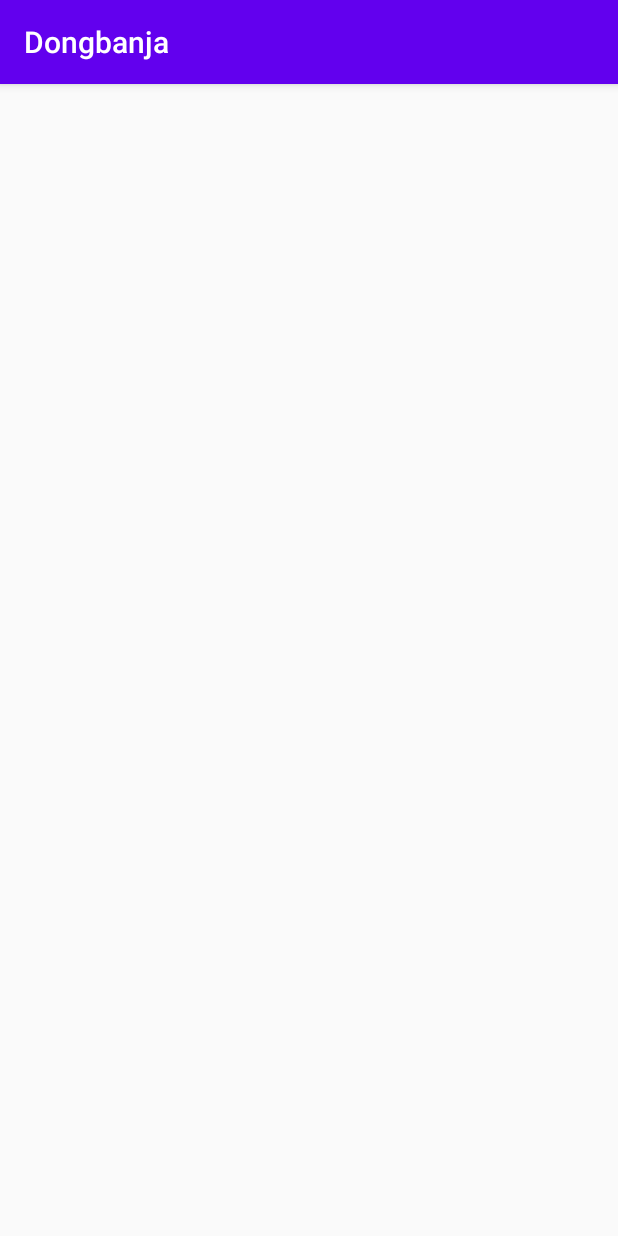
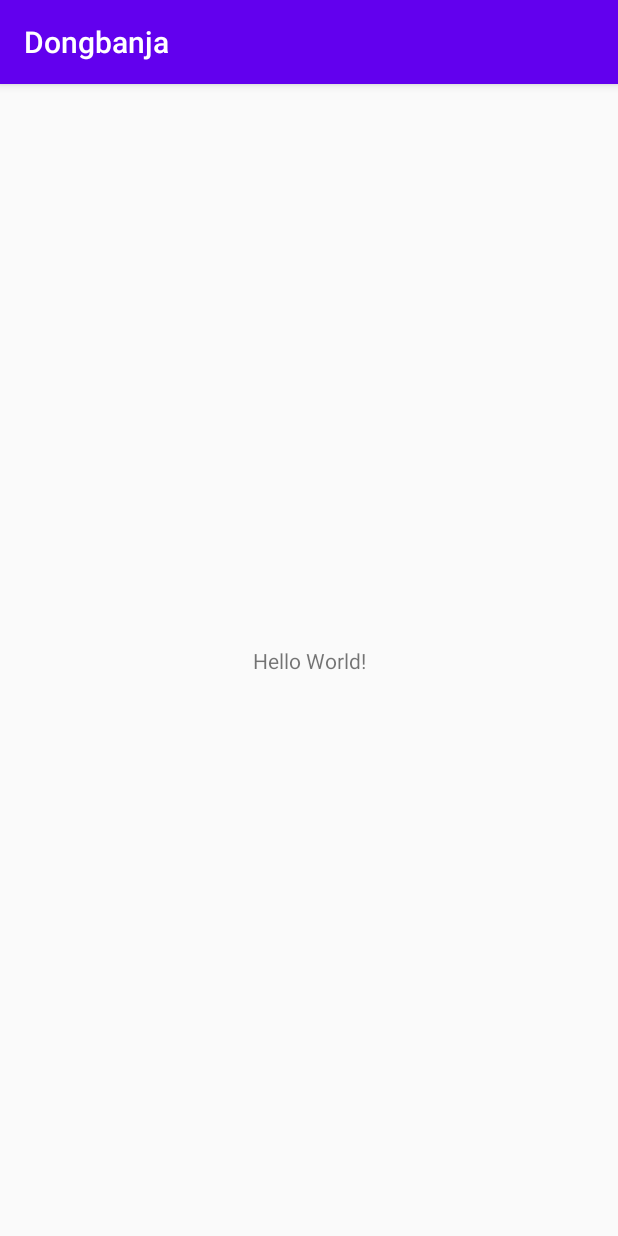
Before and after one commit to johi98/Dongbanja, an Android app: the screen it shows after launch (MainActivity), on a phone screen of 412 x 824 dp. Run offline under Robolectric (Android 15) with nearby library versions, the phone set to English and light mode, and no system bars.

Commit message:
Revert "Lay out Changed"
This reverts commit 8f0097e773c551d2ab7574dd02a10f63721088e4.

```diff
--- a/app/src/main/res/layout/activity_main.xml
+++ b/app/src/main/res/layout/activity_main.xml
@@ -1,8 +1,18 @@
 <?xml version="1.0" encoding="utf-8"?>
-<LinearLayout xmlns:android="http://schemas.android.com/apk/res/android"
+<androidx.constraintlayout.widget.ConstraintLayout xmlns:android="http://schemas.android.com/apk/res/android"
     xmlns:app="http://schemas.android.com/apk/res-auto"
     xmlns:tools="http://schemas.android.com/tools"
     android:layout_width="match_parent"
     android:layout_height="match_parent"
-    android:gravity="center"
-    android:orientation="vertical" />
+    tools:context=".MainActivity">
+
+    <TextView
+        android:layout_width="wrap_content"
+        android:layout_height="wrap_content"
+        android:text="Hello World!"
+        app:layout_constraintBottom_toBottomOf="parent"
+        app:layout_constraintLeft_toLeftOf="parent"
+        app:layout_constraintRight_toRightOf="parent"
+        app:layout_constraintTop_toTopOf="parent" />
+
+</androidx.constraintlayout.widget.ConstraintLayout>
```
